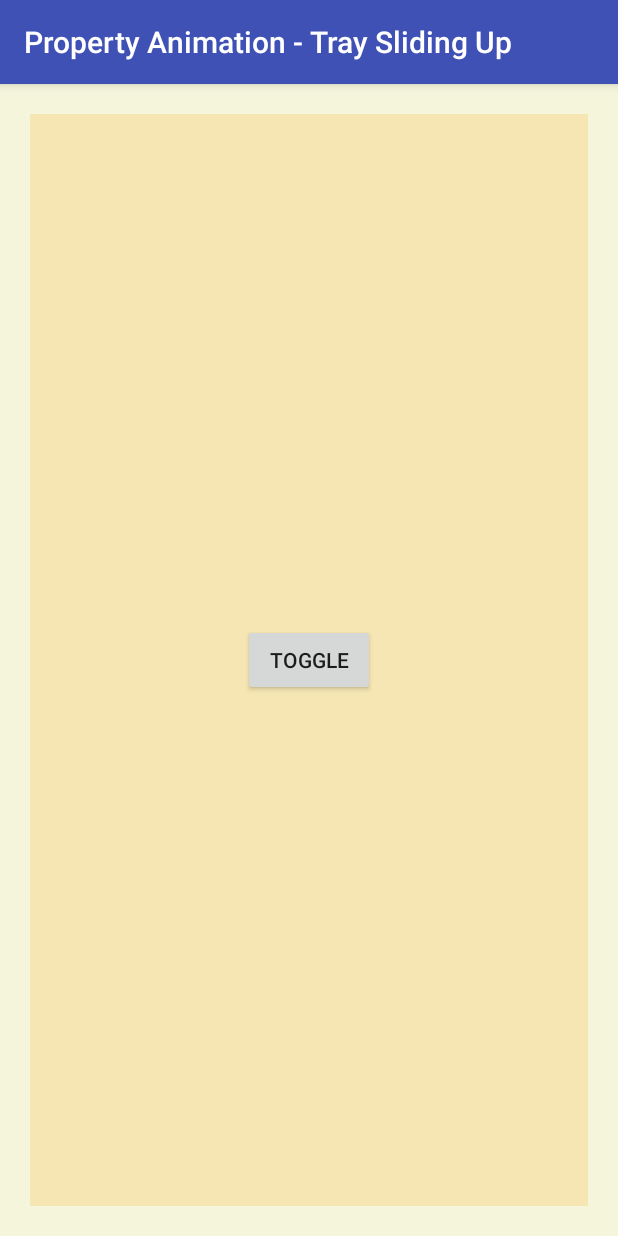
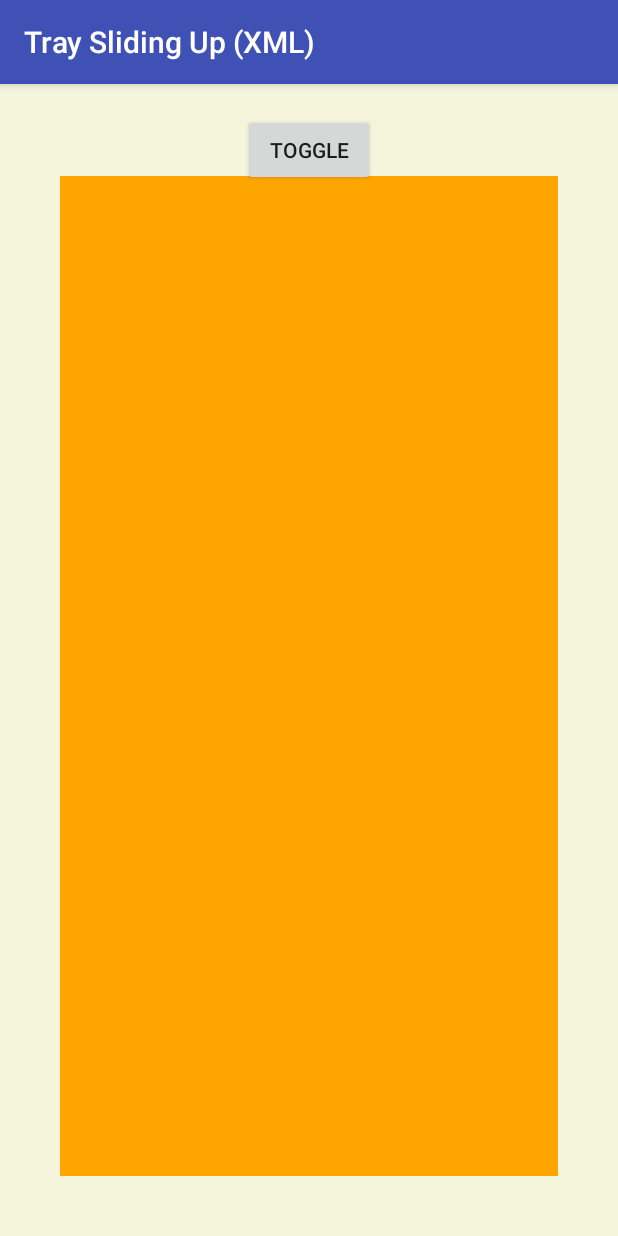
Before and after one commit to replicant1/AnimationExamples, an Android app: the screen it shows after launch (InTrayActivity before the commit, InTrayValueAnimatorXmlActivity after it), after a tap on "TOGGLE", on a phone screen of 412 x 824 dp. Run offline under Robolectric (Android 15) with nearby library versions, the phone set to English and light mode, and no system bars.

Commit message:
Added InTrayValueAnimatorXmlActivity

```diff
--- a/app/src/main/AndroidManifest.xml
+++ b/app/src/main/AndroidManifest.xml
@@ -17,8 +17,16 @@
         <!--</intent-filter>-->
     <!--</activity>-->
 
-    <activity android:name=".InTrayActivity"
-              android:label="Property Animation - Tray Sliding Up">
+    <!--<activity android:name=".InTrayValueAnimatorCodeActivity"-->
+              <!--android:label="Property Animation - Tray Sliding Up">-->
+        <!--<intent-filter>-->
+            <!--<action android:name="android.intent.action.MAIN"></action>-->
+            <!--<category android:name="android.intent.category.LAUNCHER"></category>-->
+        <!--</intent-filter>-->
+    <!--</activity>-->
+
+    <activity android:name=".InTrayValueAnimatorXmlActivity"
+              android:label="Tray Sliding Up (XML)">
         <intent-filter>
             <action android:name="android.intent.action.MAIN"></action>
             <category android:name="android.intent.category.LAUNCHER"></category>
--- a/app/src/main/java/bailey/rod/animationexamples/InTrayActivity.java
+++ /dev/null
@@ -1,71 +0,0 @@
-package bailey.rod.animationexamples;
-
-import android.animation.Animator;
-import android.animation.ObjectAnimator;
-import android.animation.ValueAnimator;
-import android.graphics.Color;
-import android.os.Bundle;
-import android.support.v7.app.AppCompatActivity;
-import android.util.Log;
-import android.view.View;
-import android.view.animation.AccelerateDecelerateInterpolator;
-import android.view.animation.BounceInterpolator;
-import android.view.animation.LinearInterpolator;
-import android.widget.Button;
-import android.widget.RelativeLayout;
-
-public class InTrayActivity extends AppCompatActivity {
-
-    private View inTrayView;
-
-    private Button toggleInTrayButton;
-
-    enum InTrayState {
-        ANIMATING_OPEN, OPEN, ANIMATING_CLOSE, CLOSED;
-    }
-
-    private static final String TAG = InTrayActivity.class.getSimpleName();
-
-    private boolean animationDirection = true;
-
-    private static final float IN_TRAY_OPEN_HEIGHT_PX = 0F;
-
-    private static final float IN_TRAY_CLOSED_HEIGHT_PX = 1F;
-
-    private InTrayState inTrayState;
-
-    @Override
-    protected void onCreate(Bundle savedInstanceState) {
-        super.onCreate(savedInstanceState);
-
-        setContentView(R.layout.activity_in_tray);
-        toggleInTrayButton = (Button) findViewById(R.id.in_tray_toggle_button);
-        inTrayView = findViewById(R.id.in_tray_view);
-        toggleInTrayButton.setOnClickListener(new ToggleButtonClickListener());
-        inTrayState = InTrayState.CLOSED;
-    }
-
-    private class ToggleButtonClickListener implements View.OnClickListener {
-        @Override
-        public void onClick(View view) {
-            Log.d(TAG, "Toggle button clicked");
-
-            ObjectAnimator animator = ObjectAnimator.ofFloat(inTrayView, "alpha", animationDirection ? 0.1f : 1.0f);
-            animator.setDuration(2800); // milliseconds
-            animator.addUpdateListener(new AnimatorUpdateListener());
-            animator.setInterpolator(new BounceInterpolator());
-            animator.start();
-
-            animationDirection = !animationDirection;
-        }
-
-        private class AnimatorUpdateListener implements ValueAnimator.AnimatorUpdateListener {
-            @Override
-            public void onAnimationUpdate(ValueAnimator valueAnimator) {
-                Log.d(TAG, "onAnimationupdated. animatedValue=" + valueAnimator.getAnimatedValue() + " animated " +
-                        "Fraction=" + valueAnimator.getAnimatedFraction()
-                        + " currentPlayTime=" + valueAnimator.getCurrentPlayTime());
-            }
-        }
-    }
-}
--- /dev/null
+++ b/app/src/main/java/bailey/rod/animationexamples/InTrayValueAnimatorCodeActivity.java
@@ -0,0 +1,75 @@
+package bailey.rod.animationexamples;
+
+import android.animation.ValueAnimator;
+import android.os.Bundle;
+import android.support.v7.app.AppCompatActivity;
+import android.util.Log;
+import android.view.View;
+import android.view.animation.DecelerateInterpolator;
+import android.widget.Button;
+import android.widget.RelativeLayout;
+
+/**
+ * Illustrates one of the simplest ways to do animation. Use a ValueAnimator and then in the AnimationUpdateListener
+ * apply the updated value to the view property yourself. The ValueAnimator is defined in code.
+ */
+public class InTrayValueAnimatorCodeActivity extends AppCompatActivity {
+
+    private static final int DURATION_MS = 500;
+
+    private static final String TAG = InTrayValueAnimatorCodeActivity.class.getSimpleName();
+
+    private static final int IN_TRAY_OPEN_HEIGHT_PX = 0;
+
+    private static final int IN_TRAY_CLOSED_HEIGHT_PX = 1000;
+
+    private boolean animationDirection = false;
+
+    private View inTrayView;
+
+    private Button toggleInTrayButton;
+
+    @Override
+    protected void onCreate(Bundle savedInstanceState) {
+        super.onCreate(savedInstanceState);
+
+        setContentView(R.layout.activity_in_tray);
+        toggleInTrayButton = (Button) findViewById(R.id.in_tray_toggle_button);
+        inTrayView = findViewById(R.id.in_tray_view);
+        toggleInTrayButton.setOnClickListener(new ToggleButtonClickListener());
+    }
+
+    /** Kicks off animation when toggle button is clicked */
+    private class ToggleButtonClickListener implements View.OnClickListener {
+        @Override
+        public void onClick(View view) {
+            Log.d(TAG, "Toggle button clicked");
+
+            ValueAnimator animator = animationDirection ? //
+                    ValueAnimator.ofInt(IN_TRAY_CLOSED_HEIGHT_PX, IN_TRAY_OPEN_HEIGHT_PX) : //
+                    ValueAnimator.ofInt(IN_TRAY_OPEN_HEIGHT_PX,
+                                        IN_TRAY_CLOSED_HEIGHT_PX);
+            animator.setDuration(DURATION_MS); // milliseconds
+            animator.addUpdateListener(new AnimatorUpdateListener());
+            animator.setInterpolator(new DecelerateInterpolator());
+
+            animator.start();
+
+            animationDirection = !animationDirection;
+        }
+    }
+
+    /** Listens for periodic updates from ValueAnimator and updates view apropos */
+    private class AnimatorUpdateListener implements ValueAnimator.AnimatorUpdateListener {
+        @Override
+        public void onAnimationUpdate(ValueAnimator valueAnimator) {
+            Log.d(TAG, "onAnimationUpdated. animatedValue=" + valueAnimator.getAnimatedValue() + " animated " +
+                    "Fraction=" + valueAnimator.getAnimatedFraction()
+                    + " currentPlayTime=" + valueAnimator.getCurrentPlayTime());
+
+            RelativeLayout.LayoutParams relLP = (RelativeLayout.LayoutParams) inTrayView.getLayoutParams();
+            relLP.height = (Integer) valueAnimator.getAnimatedValue();
+            inTrayView.setLayoutParams(relLP);
+        }
+    }
+}
--- /dev/null
+++ b/app/src/main/java/bailey/rod/animationexamples/InTrayValueAnimatorXmlActivity.java
@@ -0,0 +1,92 @@
+package bailey.rod.animationexamples;
+
+import android.animation.Animator;
+import android.animation.AnimatorInflater;
+import android.animation.ValueAnimator;
+import android.os.Bundle;
+import android.support.v7.app.AppCompatActivity;
+import android.util.Log;
+import android.view.View;
+import android.view.animation.DecelerateInterpolator;
+import android.widget.Button;
+import android.widget.RelativeLayout;
+
+/**
+ * Illustrates one of the simplest ways to do animation. Use a ValueAnimator and then in the ANimationUpdateListener
+ * apply the updated value to the view property yourself. The ValueAnimator is defined in XML.
+ */
+public class InTrayValueAnimatorXmlActivity extends AppCompatActivity {
+
+
+    private static final String TAG = InTrayValueAnimatorXmlActivity.class.getSimpleName();
+
+
+    private boolean animationDirection = false;
+
+    private View inTrayView;
+
+    private ValueAnimator slideInAnimator;
+
+    private ValueAnimator slideOutAnimator;
+
+    private Button toggleInTrayButton;
+
+    @Override
+    protected void onCreate(Bundle savedInstanceState) {
+        super.onCreate(savedInstanceState);
+
+
+        setContentView(R.layout.activity_in_tray);
+        toggleInTrayButton = (Button) findViewById(R.id.in_tray_toggle_button);
+        inTrayView = findViewById(R.id.in_tray_view);
+        toggleInTrayButton.setOnClickListener(new ToggleButtonClickListener());
+
+        slideInAnimator = (ValueAnimator) AnimatorInflater.loadAnimator(this, R.animator.animator_in_tray_slide_in);
+        slideInAnimator.setTarget(inTrayView);
+
+        Log.d(TAG, "slideInAnimator=" + slideInAnimator);
+
+        slideOutAnimator = (ValueAnimator) AnimatorInflater.loadAnimator(this, R.animator.animator_in_tray_slide_out);
+        slideOutAnimator.setTarget(inTrayView);
+
+        Log.d(TAG, "slideOutAnimator=" + slideOutAnimator);
+    }
+
+
+    /**
+     * Kicks off animation when toggle button is clicked
+     */
+    private class ToggleButtonClickListener implements View.OnClickListener {
+        @Override
+        public void onClick(View view) {
+            Log.d(TAG, "Toggle button clicked");
+            Log.d(TAG, "Hello Mr Gumby");
+            Log.d(TAG, "slideInAnimator=" + slideInAnimator);
+            Log.d(TAG, "slideOutAnimator=" + slideOutAnimator);
+
+            ValueAnimator animator = animationDirection ? slideOutAnimator : slideInAnimator;
+            animator.addUpdateListener(new AnimatorUpdateListener());
+            animator.start();
+
+            Log.d(TAG, "animator=" + animator);
+
+            animationDirection = !animationDirection;
+        }
+    }
+
+    /**
+     * Listens for periodic updates from ValueAnimator and updates view apropos
+     */
+    private class AnimatorUpdateListener implements ValueAnimator.AnimatorUpdateListener {
+        @Override
+        public void onAnimationUpdate(ValueAnimator valueAnimator) {
+            Log.d(TAG, "onAnimationUpdated. animatedValue=" + valueAnimator.getAnimatedValue() + " animated " +
+                    "Fraction=" + valueAnimator.getAnimatedFraction()
+                    + " currentPlayTime=" + valueAnimator.getCurrentPlayTime());
+
+            RelativeLayout.LayoutParams relLP = (RelativeLayout.LayoutParams) inTrayView.getLayoutParams();
+            relLP.height = (Integer) valueAnimator.getAnimatedValue();
+            inTrayView.setLayoutParams(relLP);
+        }
+    }
+}
--- /dev/null
+++ b/app/src/main/res/animator/animator_in_tray_slide_in.xml
@@ -0,0 +1,9 @@
+<?xml version="1.0" encoding="utf-8"?>
+<!-- The animated value is the "height" attribute of the In Tray's LayoutParams.
+This animator slides the in tray up onto the screen from the bottom edge, until the
+top edge is at y == 100px -->
+<animator xmlns:android="http://schemas.android.com/apk/res/android"
+          android:duration="500"
+          android:valueFrom="0"
+          android:valueTo="1000"
+          android:valueType="intType"/>
--- /dev/null
+++ b/app/src/main/res/animator/animator_in_tray_slide_out.xml
@@ -0,0 +1,9 @@
+<?xml version="1.0" encoding="utf-8"?>
+<!-- The animated value is the "height" attribute of the In Tray's LayoutParams.
+This animator slides the in tray down and off the screen from the bottom edge, until the
+top edge is at y == 0px -->
+<animator xmlns:android="http://schemas.android.com/apk/res/android"
+          android:duration="500"
+          android:valueFrom="1000"
+          android:valueTo="0"
+          android:valueType="intType"/>
--- a/app/src/main/res/layout/activity_in_tray.xml
+++ b/app/src/main/res/layout/activity_in_tray.xml
@@ -2,20 +2,22 @@
 <RelativeLayout xmlns:android="http://schemas.android.com/apk/res/android"
                 android:layout_width="match_parent"
                 android:layout_height="match_parent"
+                android:padding="20dp"
                 android:background="@color/Beige">
 
     <Button
         android:id="@+id/in_tray_toggle_button"
         android:layout_width="wrap_content"
         android:layout_height="wrap_content"
-        android:layout_centerInParent="true"
+        android:layout_alignParentTop="true"
+        android:layout_centerHorizontal="true"
         android:text="Toggle"/>
 
     <View
         android:id="@+id/in_tray_view"
         android:layout_width="match_parent"
-        android:layout_height="match_parent"
-        android:layout_centerInParent="true"
+        android:layout_height="0dp"
+        android:layout_alignParentBottom="true"
         android:layout_margin="20dp"
         android:background="@color/Orange"/>
 
```
